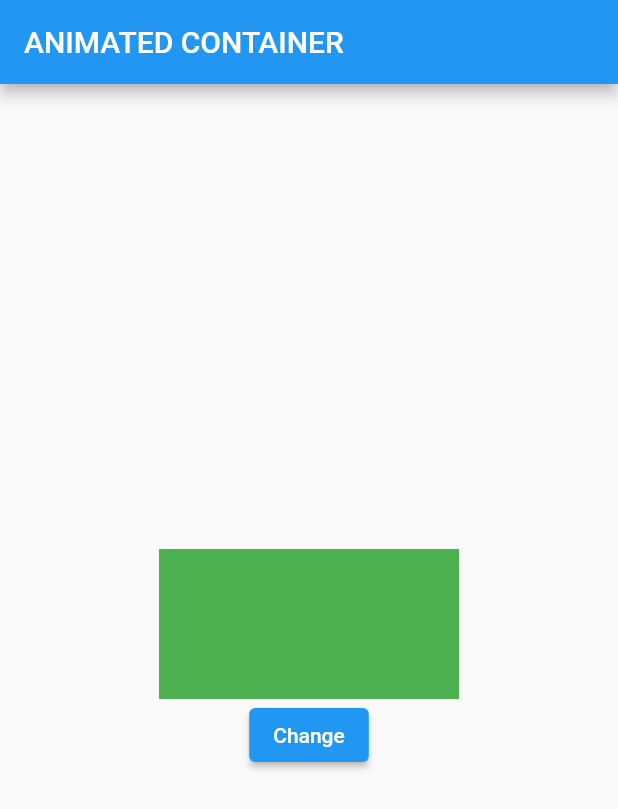
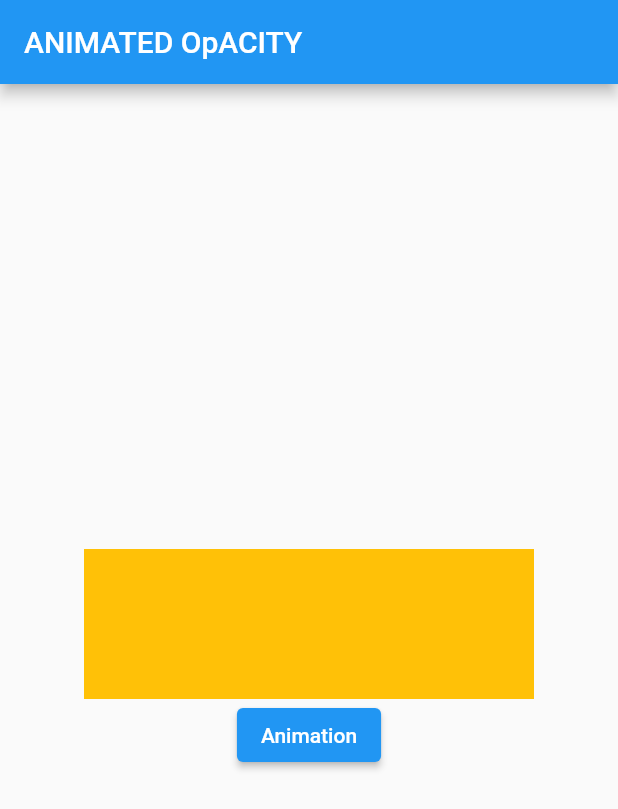
Before and after one commit to ankitRrathi/project1, a Flutter app: the screen it shows after launch, on a phone screen of 412 x 824 dp. Shown: the top 809 px of the screen. Run offline on Flutter 3.47's test engine with Material 2 defaults, Android fonts, the phone set to English and light mode, and no system bars.

Commit message:
Animated OPacity ><

```diff
--- a/lib/pages/homepage.dart
+++ b/lib/pages/homepage.dart
@@ -8,55 +8,54 @@ class Homepage extends StatefulWidget {
 }
 
 class _HomepageState extends State<Homepage> {
-  double width1 = 200.0;
-  double height1 = 100.0;
-  var bgcolor =Colors.pink;
-  bool flag = true;
+ var iopacity = 1.0;
+ bool istrue =true;
 
   @override
   Widget build(BuildContext context) {
     return Scaffold(
       appBar: AppBar(
-        title: const Text("ANIMATED CONTAINER"),
+        title: const Text("ANIMATED OpACITY"),
         backgroundColor: Colors.blue,
         foregroundColor: Colors.white,
       ),
-      body: Center(
-        child: Column(
-          mainAxisAlignment: MainAxisAlignment.center,
+      body:Center(
+        child: Column(  mainAxisAlignment: MainAxisAlignment.center,
           children: [
-            TweenAnimationBuilder<double>(
+            AnimatedOpacity(
+              opacity :  iopacity,
               duration: Duration(seconds: 2),
-              tween: Tween<double>(begin: width1, end: width1),
-              builder: (_, value, child) {
-                return Container(
-                  width: value,
-                  height: height1,
-                  color: Colors.green,
-                );
-              },
-            ),
-            ElevatedButton(
-              onPressed: () {
+              curve: Curves.easeOutQuad,
+              child: Container(
+                width: 300,
+                height: 100,
+                color: Colors.amber,
+              ),
+
+              ),
+              ElevatedButton(onPressed: (){
                 setState(() {
-                  if (flag) {
-                    width1 = 100.0;
-                    height1 = 200.0;
-                    bgcolor= Colors.red;
-                    flag = false;
-                  } else {
-                    width1 = 200.0;
-                    height1 = 100.0;
-                    bgcolor = Colors.grey;
-                    flag = true;
+                  if(istrue)
+                  {
+                    iopacity = 0.0;
+                    istrue = false;
                   }
+                  else
+                  {
+                    iopacity =1.0;
+                    istrue =true;
+
+                  }
+
+
                 });
-              },
-              child: Text('Change'),
-            )
+
+              }, child: Text('Animation'))
           ],
         ),
-      ),
+      )
+
+
     );
   }
 }
```
